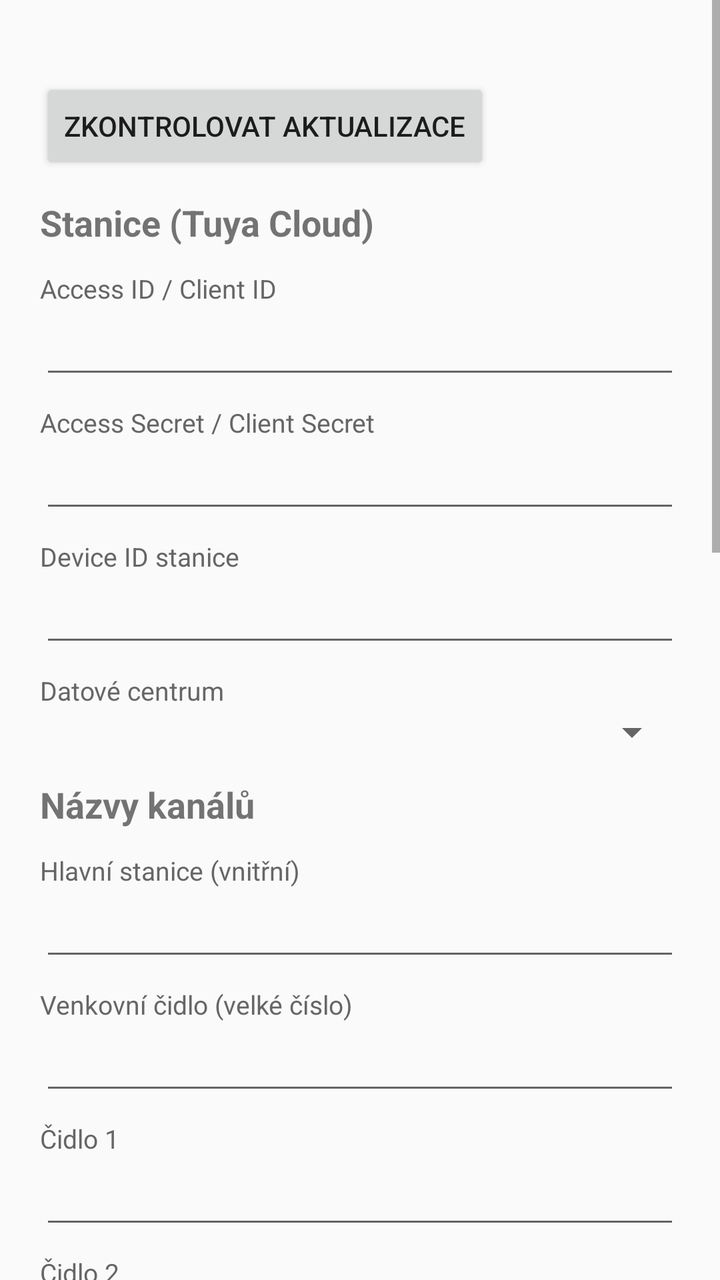
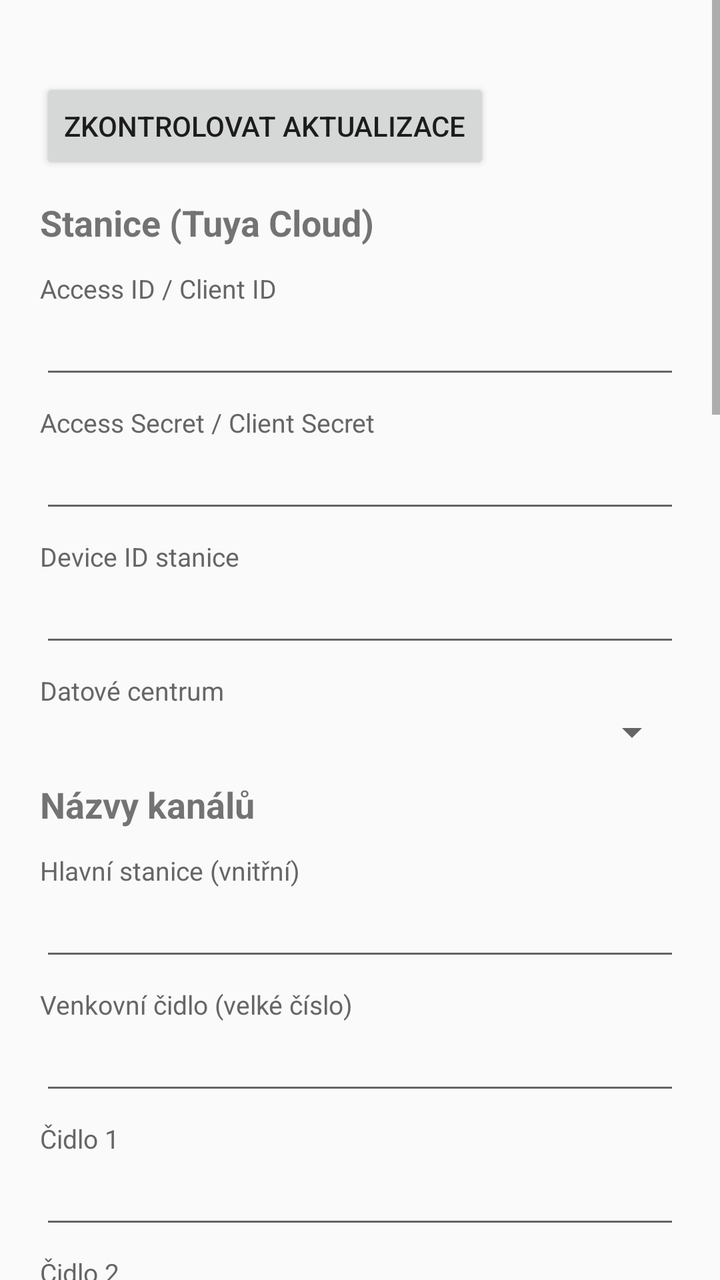

Screens rendered from an Android XML layout before and after an edit, with the pre-edit source and the edit as a unified diff.
<!-- AndroidManifest.xml: application theme android:Theme.Material.Light.DarkActionBar -->
<!-- res/layout/activity_settings.xml -->
<?xml version="1.0" encoding="utf-8"?>
<ScrollView xmlns:android="http://schemas.android.com/apk/res/android"
    android:layout_width="match_parent"
    android:layout_height="match_parent"
    android:fitsSystemWindows="true">

    <LinearLayout
        android:layout_width="match_parent"
        android:layout_height="wrap_content"
        android:orientation="vertical"
        android:padding="20dp">

        
        <TextView
            android:id="@+id/update_status"
            android:layout_width="match_parent"
            android:layout_height="wrap_content"
            android:textSize="14sp" />

        <Button
            android:id="@+id/update_button"
            android:layout_width="wrap_content"
            android:layout_height="wrap_content"
            android:text="Zkontrolovat aktualizace" />

        <TextView style="@style/Section" android:text="Stanice (Tuya Cloud)" />

        <TextView style="@style/Label" android:text="Access ID / Client ID" />
        <EditText android:id="@+id/access_id" style="@style/Field" android:inputType="text" />

        <TextView style="@style/Label" android:text="Access Secret / Client Secret" />
        <EditText android:id="@+id/access_secret" style="@style/Field" android:inputType="textPassword" />

        <TextView style="@style/Label" android:text="Device ID stanice" />
        <EditText android:id="@+id/device_id" style="@style/Field" android:inputType="text" />

        <TextView style="@style/Label" android:text="Datové centrum" />
        <Spinner
            android:id="@+id/data_center"
            android:layout_width="match_parent"
            android:layout_height="wrap_content" />

        <TextView style="@style/Section" android:text="Názvy kanálů" />

        <TextView style="@style/Label" android:text="Hlavní stanice (vnitřní)" />
        <EditText android:id="@+id/name_in" style="@style/Field" android:inputType="text" />

        <TextView style="@style/Label" android:text="Venkovní čidlo (velké číslo)" />
        <EditText android:id="@+id/name_out" style="@style/Field" android:inputType="text" />

        <TextView style="@style/Label" android:text="Čidlo 1" />
        <EditText android:id="@+id/name_s1" style="@style/Field" android:inputType="text" />

        <TextView style="@style/Label" android:text="Čidlo 2" />
        <EditText android:id="@+id/name_s2" style="@style/Field" android:inputType="text" />

        <TextView style="@style/Label" android:text="Čidlo 3" />
        <EditText android:id="@+id/name_s3" style="@style/Field" android:inputType="text" />

        <TextView style="@style/Section" android:text="Předpověď na 10 dní" />

        <TextView style="@style/Label" android:text="Zdroj" />
        <Spinner
            android:id="@+id/fc_source"
            android:layout_width="match_parent"
            android:layout_height="wrap_content" />

        <TextView
            android:id="@+id/google_key_label"
            style="@style/Label"
            android:text="Google Maps Platform API klíč (Weather API)" />
        <EditText android:id="@+id/google_key" style="@style/Field" android:inputType="textPassword" />

        <TextView style="@style/Label" android:text="Místo" />
        <EditText android:id="@+id/loc_name" style="@style/Field" android:inputType="text" />

        <LinearLayout
            android:layout_width="match_parent"
            android:layout_height="wrap_content"
            android:orientation="horizontal">

            <LinearLayout
                android:layout_width="0dp"
                android:layout_height="wrap_content"
                android:layout_weight="1"
                android:orientation="vertical">
                <TextView style="@style/Label" android:text="Zeměpisná šířka" />
                <EditText
                    android:id="@+id/loc_lat"
                    style="@style/Field"
                    android:inputType="numberDecimal|numberSigned" />
            </LinearLayout>

            <LinearLayout
                android:layout_width="0dp"
                android:layout_height="wrap_content"
                android:layout_marginStart="12dp"
                android:layout_weight="1"
                android:orientation="vertical">
                <TextView style="@style/Label" android:text="Zeměpisná délka" />
                <EditText
                    android:id="@+id/loc_lon"
                    style="@style/Field"
                    android:inputType="numberDecimal|numberSigned" />
            </LinearLayout>
        </LinearLayout>

        <TextView style="@style/Section" android:text="Televize – jas a noční režim" />

        <TextView
            android:id="@+id/tv_day_label"
            style="@style/Label"
            android:text="Jas ve dne" />
        <SeekBar
            android:id="@+id/tv_day"
            android:layout_width="match_parent"
            android:layout_height="wrap_content"
            android:max="100" />

        <CheckBox
            android:id="@+id/tv_anim_icons"
            android:layout_width="wrap_content"
            android:layout_height="wrap_content"
            android:layout_marginTop="8dp"
            android:text="Animované ikony předpovědi (v noci vypnuté)" />

        <CheckBox
            android:id="@+id/tv_night_on"
            android:layout_width="wrap_content"
            android:layout_height="wrap_content"
            android:layout_marginTop="8dp"
            android:text="Noční režim" />

        <TextView
            android:id="@+id/tv_night_label"
            style="@style/Label"
            android:text="Jas v noci" />
        <SeekBar
            android:id="@+id/tv_night"
            android:layout_width="match_parent"
            android:layout_height="wrap_content"
            android:max="100" />

        <LinearLayout
            android:layout_width="match_parent"
            android:layout_height="wrap_content"
            android:orientation="horizontal">

            <LinearLayout
                android:layout_width="0dp"
                android:layout_height="wrap_content"
                android:layout_weight="1"
                android:orientation="vertical">
                <TextView style="@style/Label" android:text="Noc od (hodina)" />
                <EditText
                    android:id="@+id/tv_night_from"
                    style="@style/Field"
                    android:inputType="number"
                    android:maxLength="2" />
            </LinearLayout>

            <LinearLayout
                android:layout_width="0dp"
                android:layout_height="wrap_content"
                android:layout_marginStart="12dp"
                android:layout_weight="1"
                android:orientation="vertical">
                <TextView style="@style/Label" android:text="Noc do (hodina)" />
                <EditText
                    android:id="@+id/tv_night_to"
                    style="@style/Field"
                    android:inputType="number"
                    android:maxLength="2" />
            </LinearLayout>
        </LinearLayout>

        <TextView
            style="@style/Label"
            android:text="Na panelu v televizi mění jas i šipky nahoru/dolů. OK = nastavení, šipka doprava = obnovit." />

        <Button
            android:id="@+id/save"
            android:layout_width="match_parent"
            android:layout_height="wrap_content"
            android:layout_marginTop="20dp"
            android:text="Uložit a otestovat" />

        <TextView
            android:id="@+id/result"
            android:layout_width="match_parent"
            android:layout_height="wrap_content"
            android:layout_marginTop="16dp"
            android:fontFamily="monospace"
            android:textIsSelectable="true"
            android:textSize="13sp" />
    </LinearLayout>
</ScrollView>
<!-- resources referenced by this layout -->
<resources>
  <style name="Field">
          <item name="android:layout_width">match_parent</item>
          <item name="android:layout_height">wrap_content</item>
          <item name="android:singleLine">true</item>
      </style>
  <style name="Label">
          <item name="android:layout_width">match_parent</item>
          <item name="android:layout_height">wrap_content</item>
          <item name="android:layout_marginTop">8dp</item>
          <item name="android:textSize">13sp</item>
          <item name="android:textColor">#666666</item>
      </style>
  <style name="Section">
          <item name="android:layout_width">match_parent</item>
          <item name="android:layout_height">wrap_content</item>
          <item name="android:layout_marginTop">12dp</item>
          <item name="android:layout_marginBottom">4dp</item>
          <item name="android:textSize">18sp</item>
          <item name="android:textStyle">bold</item>
      </style>
</resources>

<!-- the commit's change to res/layout/activity_settings.xml (unified diff, before → after) -->
@@ -104,6 +104,26 @@
                     android:inputType="numberDecimal|numberSigned" />
             </LinearLayout>
         </LinearLayout>
+
+        <TextView style="@style/Section" android:text="Upozornění" />
+
+        <CheckBox android:id="@+id/n_frost" android:layout_width="wrap_content" android:layout_height="wrap_content" android:text="Mráz – teplota venku pod (°C):" />
+        <EditText android:id="@+id/n_frost_lim" style="@style/Field" android:inputType="numberDecimal|numberSigned" />
+
+        <CheckBox android:id="@+id/n_rain" android:layout_width="wrap_content" android:layout_height="wrap_content" android:layout_marginTop="6dp" android:text="Začátek deště (podle stanice)" />
+
+        <CheckBox android:id="@+id/n_wind" android:layout_width="wrap_content" android:layout_height="wrap_content" android:layout_marginTop="6dp" android:text="Silný vítr – nárazy od (km/h):" />
+        <EditText android:id="@+id/n_wind_lim" style="@style/Field" android:inputType="numberDecimal" />
+
+        <CheckBox android:id="@+id/n_pres" android:layout_width="wrap_content" android:layout_height="wrap_content" android:layout_marginTop="6dp" android:text="Rychlý pokles tlaku – za 3 h o (hPa):" />
+        <EditText android:id="@+id/n_pres_lim" style="@style/Field" android:inputType="numberDecimal" />
+
+        <CheckBox android:id="@+id/n_uv" android:layout_width="wrap_content" android:layout_height="wrap_content" android:layout_marginTop="6dp" android:text="Vysoké UV – index od:" />
+        <EditText android:id="@+id/n_uv_lim" style="@style/Field" android:inputType="numberDecimal" />
+
+        <CheckBox android:id="@+id/n_alerts" android:layout_width="wrap_content" android:layout_height="wrap_content" android:layout_marginTop="6dp" android:text="Výstrahy ČHMÚ" />
+        <TextView style="@style/Label" android:text="Oblast výstrah (název ORP nebo okresu, např. Kyjov)" />
+        <EditText android:id="@+id/alert_region" style="@style/Field" android:inputType="text" />
 
         <TextView style="@style/Section" android:text="Televize – jas a noční režim" />
 
